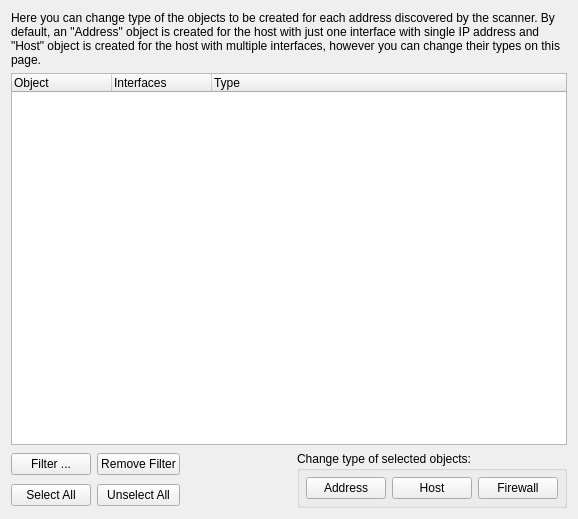
Before: the Qt Designer form src/libgui/snmpNetworkDiscoveryWizard/nd_chooseobjecttypepage_q.ui in fwbuilder/fwbuilder, drawn with Qt 5.
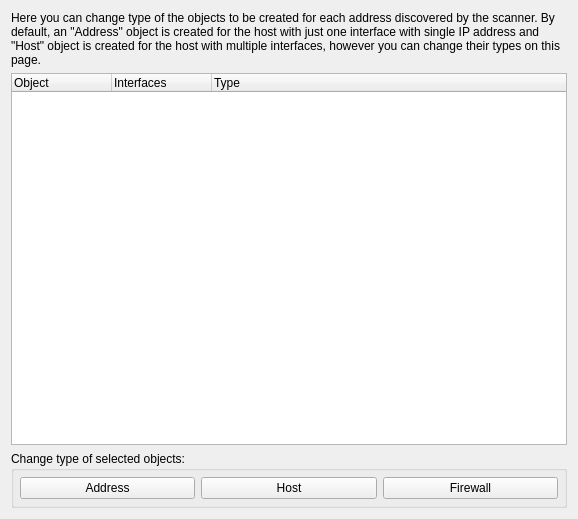
After: the same form once the commit is applied.

```diff
--- a/src/libgui/snmpNetworkDiscoveryWizard/nd_chooseobjecttypepage_q.ui
+++ b/src/libgui/snmpNetworkDiscoveryWizard/nd_chooseobjecttypepage_q.ui
@@ -54,67 +54,7 @@
    </item>
    <item row="2" column="0">
     <layout class="QGridLayout">
-     <item row="1" column="2">
-      <spacer>
-       <property name="orientation">
-        <enum>Qt::Horizontal</enum>
-       </property>
-       <property name="sizeType">
-        <enum>QSizePolicy::Expanding</enum>
-       </property>
-       <property name="sizeHint" stdset="0">
-        <size>
-         <width>30</width>
-         <height>20</height>
-        </size>
-       </property>
-      </spacer>
-     </item>
-     <item row="1" column="1">
-      <widget class="QPushButton" name="unselAllLastButton">
-       <property name="text">
-        <string>Unselect All</string>
-       </property>
-      </widget>
-     </item>
-     <item row="0" column="1">
-      <widget class="QPushButton" name="removeLastFilterButton">
-       <property name="text">
-        <string>Remove Filter</string>
-       </property>
-      </widget>
-     </item>
-     <item row="0" column="0">
-      <widget class="QPushButton" name="addLastFilterButton">
-       <property name="text">
-        <string>Filter ...</string>
-       </property>
-      </widget>
-     </item>
-     <item row="0" column="2">
-      <spacer>
-       <property name="orientation">
-        <enum>Qt::Horizontal</enum>
-       </property>
-       <property name="sizeType">
-        <enum>QSizePolicy::Expanding</enum>
-       </property>
-       <property name="sizeHint" stdset="0">
-        <size>
-         <width>20</width>
-         <height>20</height>
-        </size>
-       </property>
-      </spacer>
-     </item>
-     <item row="1" column="0">
-      <widget class="QPushButton" name="selAllLastButton">
-       <property name="text">
-        <string>Select All</string>
-       </property>
-      </widget>
-     </item>
-     <item row="0" column="3" rowspan="2">
+     <item row="0" column="0" rowspan="2">
       <widget class="QGroupBox" name="groupBox4">
        <property name="title">
         <string>Change type of selected objects:</string>
```
Left out of the diff: 138 changed lines with no effect on the pictures.
